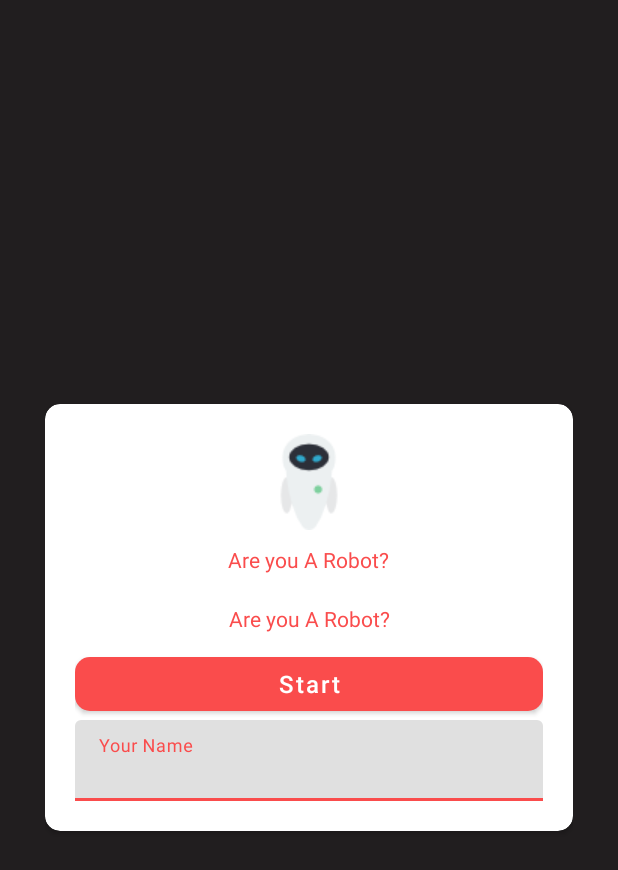
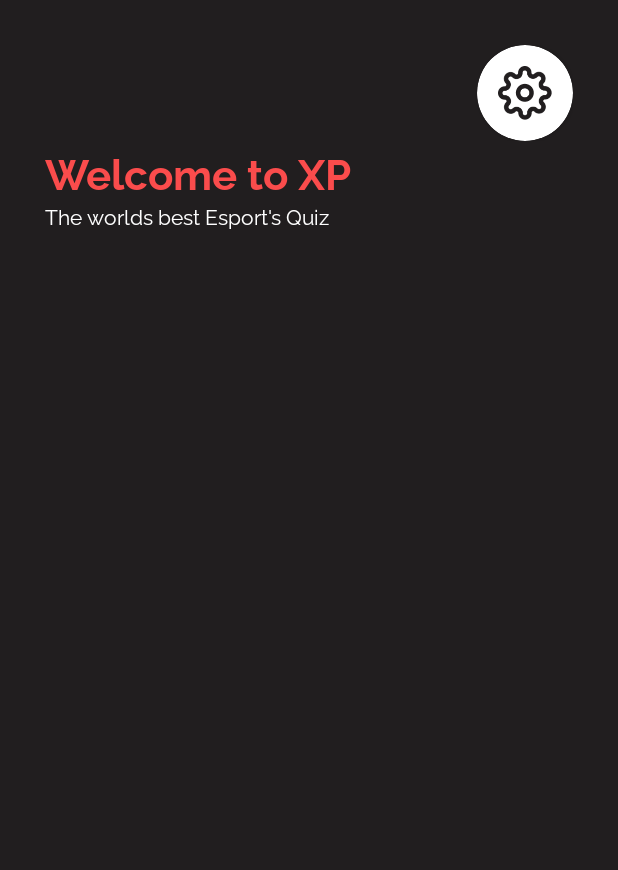
Before and after one commit to WiaanDuvenhage-200307/XP, an Android app: the screen it shows after launch (MainActivity before the commit, HomePageActivity after it), on a phone screen of 412 x 824 dp. Shown: the top 870 px of the screen. Run offline under Robolectric (Android 15) with nearby library versions, the phone set to English and light mode, and no system bars.

Commit message:
Started with home & category page

```diff
--- a/app/src/main/AndroidManifest.xml
+++ b/app/src/main/AndroidManifest.xml
@@ -14,7 +14,7 @@
         android:theme="@style/Theme.XP"
         tools:targetApi="31">
         <activity
-            android:name=".MainActivity"
+            android:name=".HomePageActivity"
             android:exported="true"
             android:screenOrientation="portrait">
             <intent-filter>
--- a/app/src/main/java/com/example/xp/MainActivity.kt
+++ b/app/src/main/java/com/example/xp/HomePageActivity.kt
@@ -3,9 +3,9 @@ package com.example.xp
 import androidx.appcompat.app.AppCompatActivity
 import android.os.Bundle
 
-class MainActivity : AppCompatActivity() {
+class HomePageActivity : AppCompatActivity() {
     override fun onCreate(savedInstanceState: Bundle?) {
         super.onCreate(savedInstanceState)
-        setContentView(R.layout.activity_main) //this sets what XML frontend to use
+        setContentView(R.layout.home_page) //this sets what XML frontend to use
     }
 }
--- a/app/src/main/res/layout/activity_main.xml
+++ /dev/null
@@ -1,72 +0,0 @@
-<?xml version="1.0" encoding="utf-8"?>
-<LinearLayout xmlns:android="http://schemas.android.com/apk/res/android"
-    xmlns:app="http://schemas.android.com/apk/res-auto"
-    xmlns:tools="http://schemas.android.com/tools"
-    android:layout_width="match_parent"
-    android:layout_height="match_parent"
-    tools:context=".MainActivity"
-    android:orientation="vertical"
-    android:background="@color/black"
-    android:padding="30dp"
-    android:gravity="center">
-
-    <androidx.cardview.widget.CardView
-        android:layout_width="match_parent"
-        android:layout_height="wrap_content"
-        app:cardCornerRadius="10dp">
-
-        <LinearLayout
-
-            android:layout_width="match_parent"
-            android:layout_height="match_parent"
-            android:orientation="vertical"
-            android:gravity="center"
-            android:padding="20sp">
-
-            <ImageView
-                android:layout_width="match_parent"
-                android:layout_height="wrap_content"
-                android:src="@drawable/robotics"/>
-
-
-            <TextView
-                android:layout_width="wrap_content"
-                android:layout_height="wrap_content"
-                android:text="@string/main_heading"
-                android:textAlignment="center"
-                android:textColor="@color/red"
-                android:padding="10dp"/>
-
-            <TextView
-                android:layout_width="match_parent"
-                android:layout_height="wrap_content"
-                android:text="@string/main_heading"
-                android:textAlignment="center"
-                android:textColor="@color/red"
-                android:padding="10dp"/>
-            <com.google.android.material.button.MaterialButton
-                android:layout_width="match_parent"
-                android:layout_height="wrap_content"
-                app:cornerRadius="10dp"
-                android:text="Start"
-                android:textSize="16sp"
-                android:textAllCaps="false"/>
-            <com.google.android.material.textfield.TextInputLayout
-                android:layout_width="match_parent"
-                android:layout_height="wrap_content">
-
-                <com.google.android.material.textfield.TextInputEditText
-                    android:layout_width="match_parent"
-                    android:layout_height="wrap_content"
-                    android:hint="Your Name"
-                    style="@style/Widget.MaterialComponents.TextInputLayout.OutlinedBox"/>
-
-            </com.google.android.material.textfield.TextInputLayout>
-
-
-
-        </LinearLayout>
-
-    </androidx.cardview.widget.CardView>
-
-</LinearLayout>
--- /dev/null
+++ b/app/src/main/res/layout/categories_page.xml
@@ -0,0 +1,62 @@
+<?xml version="1.0" encoding="utf-8"?>
+<LinearLayout xmlns:android="http://schemas.android.com/apk/res/android"
+    android:layout_width="match_parent"
+    android:layout_height="match_parent"
+    android:background="@color/black"
+    android:padding="30dp"
+    android:orientation="vertical">
+
+    <LinearLayout
+        android:layout_width="match_parent"
+        android:layout_height="wrap_content">
+
+        <TextView
+            android:layout_width="wrap_content"
+            android:layout_height="wrap_content"
+            android:text="Hello, "
+            android:textColor="@color/red"
+            android:fontFamily="@font/ralewayregular"
+            android:textSize="16dp"/>
+
+        <TextView
+            android:layout_width="match_parent"
+            android:layout_height="wrap_content"
+            android:text="Dave"
+            android:textColor="@color/red"
+            android:fontFamily="@font/ralewaybold"
+            android:textSize="16dp"/>
+
+    </LinearLayout>
+
+    <LinearLayout
+        android:layout_width="match_parent"
+        android:layout_height="wrap_content">
+
+        <TextView
+            android:layout_width="match_parent"
+            android:layout_height="wrap_content"
+            android:text="Select Categories"
+            android:textColor="@color/red"
+            android:fontFamily="@font/ralewaybold"
+            android:layout_marginTop="20sp"
+            android:textSize="28dp"/>
+
+    </LinearLayout>
+
+    <LinearLayout
+        android:layout_width="match_parent"
+        android:layout_height="wrap_content">
+
+        <TextView
+            android:layout_width="match_parent"
+            android:layout_height="wrap_content"
+            android:text="Select a category to test your knowledge in"
+            android:textColor="@color/white"
+            android:fontFamily="@font/ralewayregular"
+            android:textSize="16dp"/>
+
+    </LinearLayout>
+
+
+
+</LinearLayout>
--- /dev/null
+++ b/app/src/main/res/layout/home_page.xml
@@ -0,0 +1,67 @@
+<?xml version="1.0" encoding="utf-8"?>
+<LinearLayout xmlns:android="http://schemas.android.com/apk/res/android"
+    xmlns:app="http://schemas.android.com/apk/res-auto"
+    xmlns:tools="http://schemas.android.com/tools"
+    android:layout_width="match_parent"
+    android:layout_height="match_parent"
+    tools:context=".HomePageActivity"
+    android:orientation="vertical"
+    android:background="@color/black"
+    android:padding="30dp">
+
+    <LinearLayout
+        android:layout_width="match_parent"
+        android:layout_height="wrap_content">
+
+        <Space
+            android:layout_width="match_parent"
+            android:layout_height="wrap_content"
+            android:layout_weight="1"/>
+
+        <androidx.cardview.widget.CardView
+            android:layout_width="64dp"
+            android:layout_height="64dp"
+            app:cardCornerRadius="40dp"
+            android:gravity="right">
+
+            <ImageView
+                android:layout_width="36dp"
+                android:layout_height="36dp"
+                android:layout_gravity="center"
+                android:src="@drawable/settings"/>
+
+        </androidx.cardview.widget.CardView>
+
+    </LinearLayout>
+
+    <LinearLayout
+        android:layout_width="match_parent"
+        android:layout_height="wrap_content">
+
+        <TextView
+            android:layout_width="match_parent"
+            android:layout_height="wrap_content"
+            android:fontFamily="@font/ralewaybold"
+            android:text="Welcome to XP"
+            android:textColor="@color/red"
+            android:textSize="28sp"/>
+
+    </LinearLayout>
+
+    <LinearLayout
+        android:layout_width="match_parent"
+        android:layout_height="wrap_content">
+
+        <TextView
+            android:layout_width="match_parent"
+            android:layout_height="wrap_content"
+            android:text="The worlds best Esport's Quiz"
+            android:textColor="@color/white"
+            android:fontFamily="@font/ralewayregular"
+            android:textSize="14dp"/>
+
+    </LinearLayout>
+
+
+
+</LinearLayout>
--- a/app/src/main/res/values-night/themes.xml
+++ b/app/src/main/res/values-night/themes.xml
@@ -1,6 +1,6 @@
 <resources xmlns:tools="http://schemas.android.com/tools">
     <!-- Base application theme. -->
-    <style name="Theme.XP" parent="Theme.MaterialComponents.DayNight.DarkActionBar">
+    <style name="Theme.XP" parent="Theme.MaterialComponents.DayNight.NoActionBar">
         <!-- Primary brand color. -->
         <item name="colorPrimary">@color/red</item>
         <item name="colorPrimaryVariant">@color/red_tint</item>
```
Also changed, not shown: app/src/main/res/drawable/download.jpg (deleted), app/src/main/res/drawable/robotics.png (deleted), app/src/main/res/drawable/settings.png (added), app/src/main/res/font/ralewaybold.ttf (added), app/src/main/res/font/ralewayregular.ttf (added).
